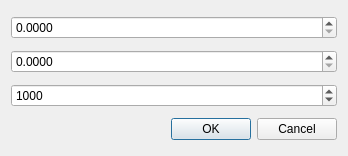
Above: trunk/qt/qrangedialog.ui from refnx/refnx before the change. Below: the same form after it.
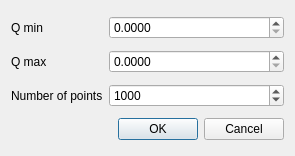
That is the form after the change.

Commit message: slowly getting there

```diff
--- a/trunk/qt/qrangedialog.ui
+++ b/trunk/qt/qrangedialog.ui
@@ -9,7 +9,7 @@
    <rect>
     <x>0</x>
     <y>0</y>
-    <width>348</width>
+    <width>295</width>
     <height>156</height>
    </rect>
   </property>
@@ -20,7 +20,17 @@
    <bool>true</bool>
   </property>
   <layout class="QGridLayout" name="gridLayout">
-   <item row="0" column="0">
+   <item row="1" column="1">
+    <widget class="QDoubleSpinBox" name="qmax">
+     <property name="decimals">
+      <number>4</number>
+     </property>
+     <property name="singleStep">
+      <double>0.000100000000000</double>
+     </property>
+    </widget>
+   </item>
+   <item row="0" column="1">
     <widget class="QDoubleSpinBox" name="qmin">
      <property name="suffix">
       <string/>
@@ -33,17 +43,17 @@
      </property>
     </widget>
    </item>
-   <item row="1" column="0">
-    <widget class="QDoubleSpinBox" name="qmax">
-     <property name="decimals">
-      <number>4</number>
+   <item row="3" column="1">
+    <widget class="QDialogButtonBox" name="buttonBox">
+     <property name="orientation">
+      <enum>Qt::Horizontal</enum>
      </property>
-     <property name="singleStep">
-      <double>0.000100000000000</double>
+     <property name="standardButtons">
+      <set>QDialogButtonBox::Cancel|QDialogButtonBox::Ok</set>
      </property>
     </widget>
    </item>
-   <item row="2" column="0">
+   <item row="2" column="1">
     <widget class="QSpinBox" name="numpnts">
      <property name="sizePolicy">
       <sizepolicy hsizetype="Minimum" vsizetype="Fixed">
@@ -71,13 +81,24 @@
      </property>
     </widget>
    </item>
-   <item row="3" column="0">
-    <widget class="QDialogButtonBox" name="buttonBox">
-     <property name="orientation">
-      <enum>Qt::Horizontal</enum>
+   <item row="0" column="0">
+    <widget class="QLabel" name="qminlabel">
+     <property name="text">
+      <string>Q min</string>
      </property>
-     <property name="standardButtons">
-      <set>QDialogButtonBox::Cancel|QDialogButtonBox::Ok</set>
+    </widget>
+   </item>
+   <item row="1" column="0">
+    <widget class="QLabel" name="qmaxlabel">
+     <property name="text">
+      <string>Q max</string>
+     </property>
+    </widget>
+   </item>
+   <item row="2" column="0">
+    <widget class="QLabel" name="numpntslabel">
+     <property name="text">
+      <string>Number of points</string>
      </property>
     </widget>
    </item>
```
The commit also changes 1 other file.
